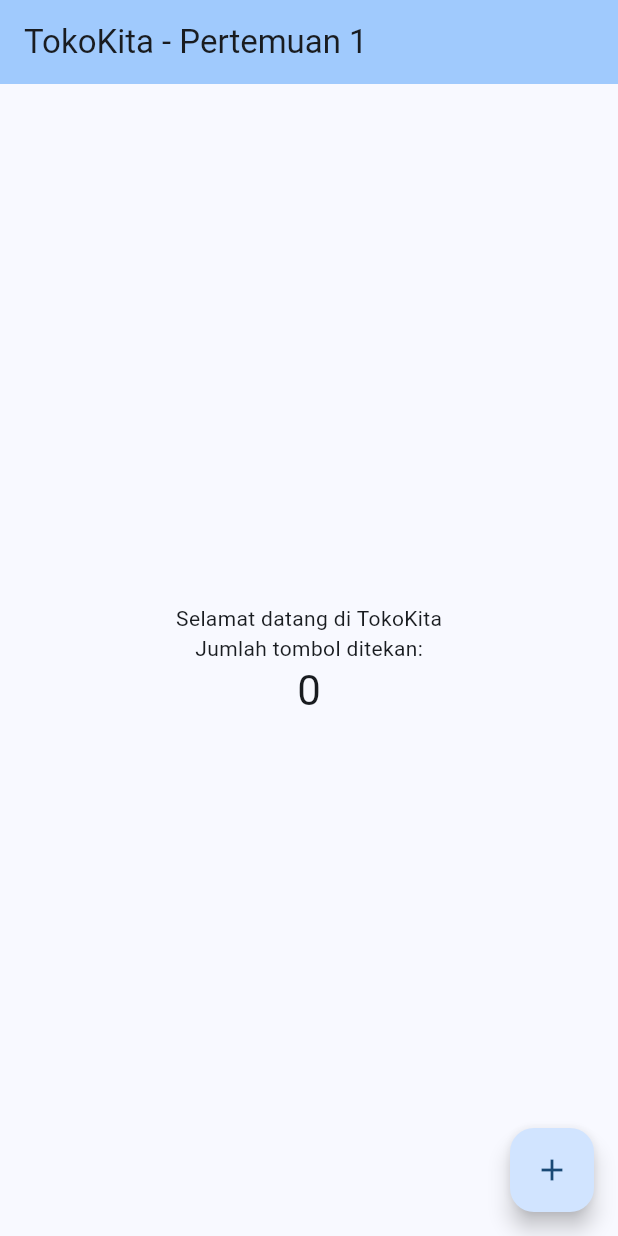
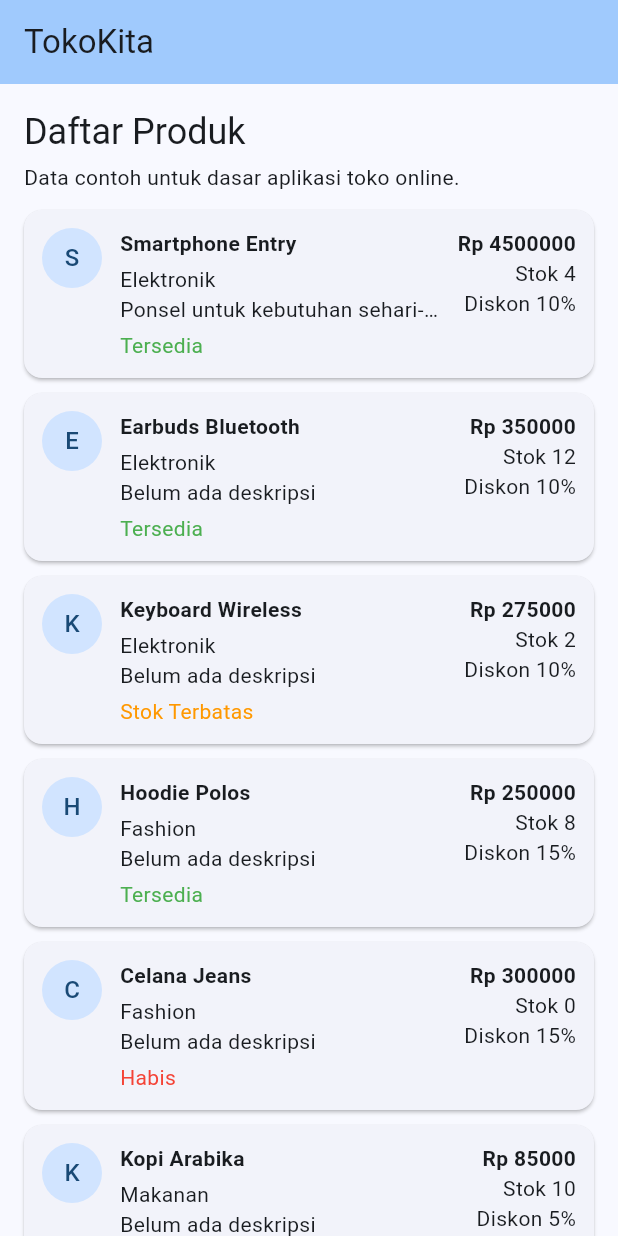
Before and after one commit to DimasPanca/Pemograman-Sistem-Mobile, a Flutter app: the screen it shows after launch, on a phone screen of 412 x 824 dp. Run offline on Flutter 3.47's test engine with Material 3 defaults, Android fonts, the phone set to English and light mode, and no system bars.

Commit message:
Tambah menu CLI dan model produk

```diff
--- a/lib/main.dart
+++ b/lib/main.dart
@@ -1,123 +1,113 @@
 import 'package:flutter/material.dart';
 
+import 'models/product.dart';
+
 void main() {
+  demoProductLogic();
   runApp(const MyApp());
 }
 
 class MyApp extends StatelessWidget {
   const MyApp({super.key});
 
-  // This widget is the root of your application.
   @override
   Widget build(BuildContext context) {
     return MaterialApp(
       title: 'TokoKita',
-      theme: ThemeData(
-        // This is the theme of your application.
-        //
-        // TRY THIS: Try running your application with "flutter run". You'll see
-        // the application has a purple toolbar. Then, without quitting the app,
-        // try changing the seedColor in the colorScheme below to Colors.green
-        // and then invoke "hot reload" (save your changes or press the "hot
-        // reload" button in a Flutter-supported IDE, or press "r" if you used
-        // the command line to start the app).
-        //
-        // Notice that the counter didn't reset back to zero; the application
-        // state is not lost during the reload. To reset the state, use hot
-        // restart instead.
-        //
-        // This works for code too, not just values: Most code changes can be
-        // tested with just a hot reload.
-        colorScheme: .fromSeed(seedColor: Colors.blue),
-      ),
-      home: const MyHomePage(title: 'TokoKita - Pertemuan 1'),
+      theme: ThemeData(colorScheme: .fromSeed(seedColor: Colors.blue)),
+      home: const ProductPage(),
     );
   }
 }
 
-class MyHomePage extends StatefulWidget {
-  const MyHomePage({super.key, required this.title});
-
-  // This widget is the home page of your application. It is stateful, meaning
-  // that it has a State object (defined below) that contains fields that affect
-  // how it looks.
-
-  // This class is the configuration for the state. It holds the values (in this
-  // case the title) provided by the parent (in this case the App widget) and
-  // used by the build method of the State. Fields in a Widget subclass are
-  // always marked "final".
-
-  final String title;
-
-  @override
-  State<MyHomePage> createState() => _MyHomePageState();
-}
-
-class _MyHomePageState extends State<MyHomePage> {
-  int _counter = 0;
-
-  void _incrementCounter() {
-    setState(() {
-      // This call to setState tells the Flutter framework that something has
-      // changed in this State, which causes it to rerun the build method below
-      // so that the display can reflect the updated values. If we changed
-      // _counter without calling setState(), then the build method would not be
-      // called again, and so nothing would appear to happen.
-      _counter++;
-    });
-  }
+class ProductPage extends StatelessWidget {
+  const ProductPage({super.key});
 
   @override
   Widget build(BuildContext context) {
-    // This method is rerun every time setState is called, for instance as done
-    // by the _incrementCounter method above.
-    //
-    // The Flutter framework has been optimized to make rerunning build methods
-    // fast, so that you can just rebuild anything that needs updating rather
-    // than having to individually change instances of widgets.
     return Scaffold(
       appBar: AppBar(
-        // TRY THIS: Try changing the color here to a specific color (to
-        // Colors.amber, perhaps?) and trigger a hot reload to see the AppBar
-        // change color while the other colors stay the same.
         backgroundColor: Theme.of(context).colorScheme.inversePrimary,
-        // Here we take the value from the MyHomePage object that was created by
-        // the App.build method, and use it to set our appbar title.
-        title: Text(widget.title),
+        title: const Text('TokoKita'),
       ),
-      body: Center(
-        // Center is a layout widget. It takes a single child and positions it
-        // in the middle of the parent.
-        child: Column(
-          // Column is also a layout widget. It takes a list of children and
-          // arranges them vertically. By default, it sizes itself to fit its
-          // children horizontally, and tries to be as tall as its parent.
-          //
-          // Column has various properties to control how it sizes itself and
-          // how it positions its children. Here we use mainAxisAlignment to
-          // center the children vertically; the main axis here is the vertical
-          // axis because Columns are vertical (the cross axis would be
-          // horizontal).
-          //
-          // TRY THIS: Invoke "debug painting" (choose the "Toggle Debug Paint"
-          // action in the IDE, or press "p" in the console), to see the
-          // wireframe for each widget.
-          mainAxisAlignment: .center,
+      body: ListView(
+        padding: const EdgeInsets.all(16),
+        children: [
+          Text(
+            'Daftar Produk',
+            style: Theme.of(context).textTheme.headlineSmall,
+          ),
+          const SizedBox(height: 4),
+          const Text('Data contoh untuk dasar aplikasi toko online.'),
+          const SizedBox(height: 12),
+          ...daftarProduk.map((produk) => ProductCard(produk: produk)),
+        ],
+      ),
+    );
+  }
+}
+
+class ProductCard extends StatelessWidget {
+  final Product produk;
+
+  const ProductCard({super.key, required this.produk});
+
+  @override
+  Widget build(BuildContext context) {
+    final diskon = diskonKategori(produk.category);
+    final warnaStatus = switch (produk.getStatusStok()) {
+      'Tersedia' => Colors.green,
+      'Stok Terbatas' => Colors.orange,
+      _ => Colors.red,
+    };
+
+    return Card(
+      margin: const EdgeInsets.only(bottom: 10),
+      child: Padding(
+        padding: const EdgeInsets.all(12),
+        child: Row(
+          crossAxisAlignment: CrossAxisAlignment.start,
           children: [
-            const Text('Selamat datang di TokoKita'),
-            const Text('Jumlah tombol ditekan:'),
-            Text(
-              '$_counter',
-              style: Theme.of(context).textTheme.headlineMedium,
+            CircleAvatar(child: Text(produk.name.substring(0, 1))),
+            const SizedBox(width: 12),
+            Expanded(
+              child: Column(
+                crossAxisAlignment: CrossAxisAlignment.start,
+                children: [
+                  Text(
+                    produk.name,
+                    style: const TextStyle(fontWeight: FontWeight.bold),
+                  ),
+                  const SizedBox(height: 4),
+                  Text(produk.category),
+                  Text(
+                    produk.description ?? 'Belum ada deskripsi',
+                    maxLines: 1,
+                    overflow: TextOverflow.ellipsis,
+                  ),
+                  const SizedBox(height: 4),
+                  Text(
+                    produk.getStatusStok(),
+                    style: TextStyle(color: warnaStatus),
+                  ),
+                ],
+              ),
+            ),
+            const SizedBox(width: 8),
+            Column(
+              crossAxisAlignment: CrossAxisAlignment.end,
+              children: [
+                Text(
+                  formatRupiah(produk.price),
+                  style: const TextStyle(fontWeight: FontWeight.bold),
+                ),
+                Text('Stok ${produk.stock}'),
+                if (diskon > 0) Text('Diskon ${diskon.toStringAsFixed(0)}%'),
+              ],
             ),
           ],
         ),
       ),
-      floatingActionButton: FloatingActionButton(
-        onPressed: _incrementCounter,
-        tooltip: 'Increment',
-        child: const Icon(Icons.add),
-      ),
     );
   }
 }
--- /dev/null
+++ b/lib/models/product.dart
@@ -0,0 +1,202 @@
+// ignore_for_file: avoid_print
+
+const String namaToko = 'TokoKita';
+
+const List<String> kategoriProduk = ['Elektronik', 'Fashion', 'Makanan'];
+
+const Map<String, dynamic> dataMentahProduk = {
+  'id': 'P001',
+  'name': 'Smartphone Entry',
+  'price': 4500000,
+  'stock': 4,
+};
+
+class Product {
+  final String id;
+  final String name;
+  final double price;
+  final String imageUrl;
+  final String category;
+  final int stock;
+  final String? description;
+
+  const Product({
+    required this.id,
+    required this.name,
+    required this.price,
+    required this.imageUrl,
+    required this.category,
+    required this.stock,
+    this.description,
+  });
+
+  String getStatusStok() {
+    if (stock <= 0) {
+      return 'Habis';
+    } else if (stock <= 3) {
+      return 'Stok Terbatas';
+    }
+    return 'Tersedia';
+  }
+}
+
+class DiscountedProduct extends Product {
+  final double discountPercent;
+
+  const DiscountedProduct({
+    required super.id,
+    required super.name,
+    required super.price,
+    required super.imageUrl,
+    required super.category,
+    required super.stock,
+    super.description,
+    required this.discountPercent,
+  });
+
+  double getHargaFinal() {
+    return hitungHargaSetelahDiskon(price, persenDiskon: discountPercent);
+  }
+}
+
+double hitungHargaSetelahDiskon(double harga, {double persenDiskon = 0}) {
+  final potongan = harga * persenDiskon / 100;
+  return harga - potongan;
+}
+
+String formatRupiah(double harga) => 'Rp ${harga.toStringAsFixed(0)}';
+
+double hitungTotalBelanja(List<Product> keranjang) {
+  var total = 0.0;
+  for (final produk in keranjang) {
+    total += produk.price;
+  }
+  return total;
+}
+
+double hitungTotalHarga(List<double> daftarHarga) {
+  var total = 0.0;
+  for (final harga in daftarHarga) {
+    total += harga;
+  }
+  return total;
+}
+
+int hitungSisaStok(int stokAwal, int jumlahPembelian) {
+  var sisaStok = stokAwal;
+  var jumlahDiproses = jumlahPembelian;
+
+  while (jumlahDiproses > 0 && sisaStok > 0) {
+    sisaStok--;
+    jumlahDiproses--;
+  }
+  return sisaStok;
+}
+
+double diskonKategori(String kategori) {
+  switch (kategori) {
+    case 'Elektronik':
+      return 10;
+    case 'Fashion':
+      return 15;
+    case 'Makanan':
+      return 5;
+    default:
+      return 0;
+  }
+}
+
+final List<Product> daftarProduk = [
+  const Product(
+    id: 'P001',
+    name: 'Smartphone Entry',
+    price: 4500000,
+    imageUrl: '',
+    category: 'Elektronik',
+    stock: 4,
+    description: 'Ponsel untuk kebutuhan sehari-hari.',
+  ),
+  const Product(
+    id: 'P002',
+    name: 'Earbuds Bluetooth',
+    price: 350000,
+    imageUrl: '',
+    category: 'Elektronik',
+    stock: 12,
+  ),
+  const Product(
+    id: 'P003',
+    name: 'Keyboard Wireless',
+    price: 275000,
+    imageUrl: '',
+    category: 'Elektronik',
+    stock: 2,
+  ),
+  const Product(
+    id: 'P004',
+    name: 'Hoodie Polos',
+    price: 250000,
+    imageUrl: '',
+    category: 'Fashion',
+    stock: 8,
+  ),
+  const Product(
+    id: 'P005',
+    name: 'Celana Jeans',
+    price: 300000,
+    imageUrl: '',
+    category: 'Fashion',
+    stock: 0,
+  ),
+  const Product(
+    id: 'P006',
+    name: 'Kopi Arabika',
+    price: 85000,
+    imageUrl: '',
+    category: 'Makanan',
+    stock: 10,
+  ),
+  const Product(
+    id: 'P007',
+    name: 'Mouse Wireless',
+    price: 150000,
+    imageUrl: '',
+    category: 'Elektronik',
+    stock: 5,
+  ),
+  const Product(
+    id: 'P008',
+    name: 'Powerbank 10000mAh',
+    price: 220000,
+    imageUrl: '',
+    category: 'Elektronik',
+    stock: 3,
+  ),
+];
+
+void demoProductLogic() {
+  var stok = 12;
+  final harga = 125000.0;
+  const produkAktif = true;
+  final layakDitampilkan = produkAktif && stok > 0 && harga > 0;
+  final totalHarga = hitungTotalHarga([harga, 75000, 50000]);
+  final sisaStok = hitungSisaStok(stok, 5);
+  final diskonElektronik = diskonKategori('Elektronik');
+  final produkDiskon = DiscountedProduct(
+    id: 'D001',
+    name: 'Speaker Mini',
+    price: 200000,
+    imageUrl: '',
+    category: 'Elektronik',
+    stock: 6,
+    discountPercent: diskonElektronik,
+  );
+
+  print('Nama toko: $namaToko');
+  print('Kategori: $kategoriProduk');
+  print('Data mentah: $dataMentahProduk');
+  print('Produk layak ditampilkan: $layakDitampilkan');
+  print('Total harga contoh: ${formatRupiah(totalHarga)}');
+  print('Sisa stok setelah pembelian: $sisaStok');
+  print('Harga setelah diskon: ${formatRupiah(produkDiskon.getHargaFinal())}');
+}
```
Also changed, not shown: bin/tokokita_cli.dart (added, +167 -0 lines), 2 other files.
